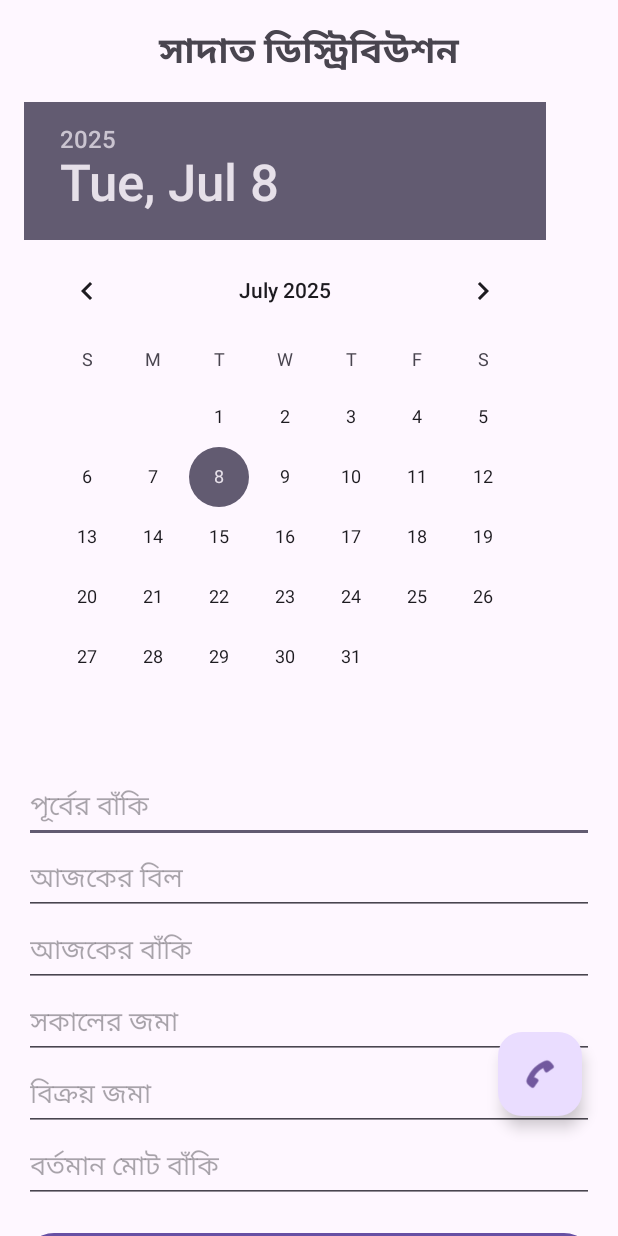
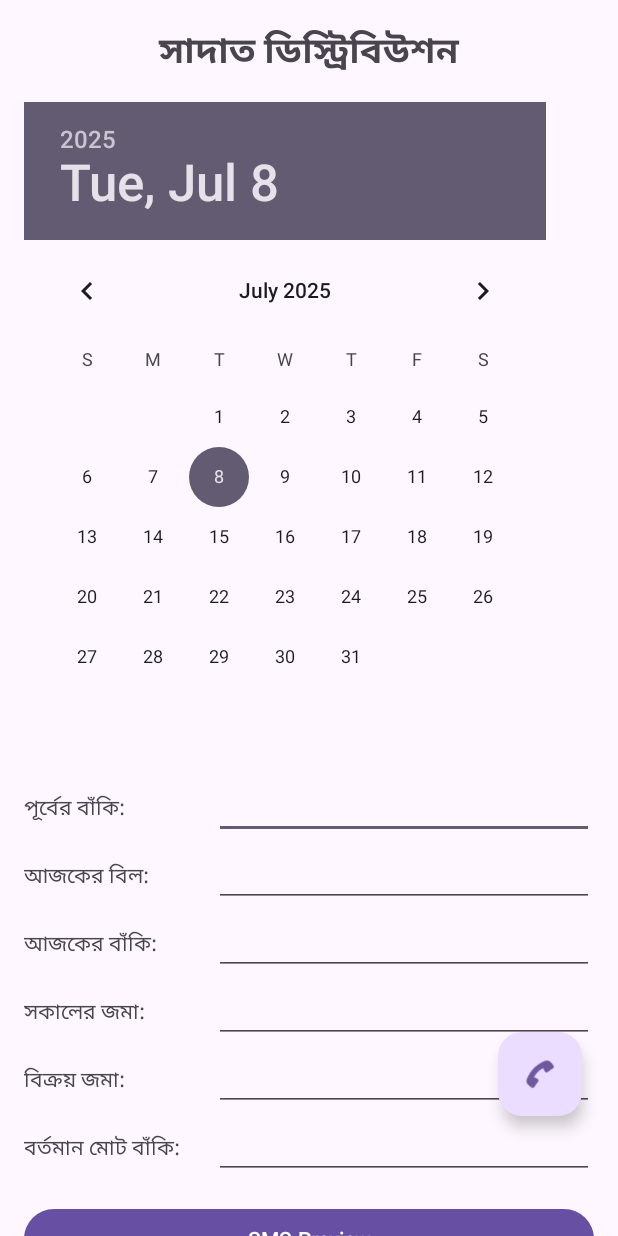
Before and after one commit to anisiceiu/SMS-Agent-SADAT-DIS, an Android app: the screen it shows after launch (MainActivity), on a phone screen of 412 x 824 dp. Run offline under Robolectric (Android 15) with nearby library versions, the phone set to English and light mode, and no system bars.

Commit message:
New Design

```diff
--- a/MyApplication/app/src/main/res/layout/activity_main.xml
+++ b/MyApplication/app/src/main/res/layout/activity_main.xml
@@ -9,7 +9,6 @@
         android:layout_width="match_parent"
         android:layout_height="match_parent">
 
-    <!-- Inside ScrollView, there should be only one child -->
         <LinearLayout
             android:layout_width="match_parent"
             android:layout_height="wrap_content"
@@ -35,48 +34,121 @@
                 android:calendarViewShown="false"
                 android:spinnersShown="true" />
 
-        <!-- Input Boxes -->
+            <!-- Input: Label + Box rows -->
+            <LinearLayout
+                android:layout_width="match_parent"
+                android:layout_height="wrap_content"
+                android:orientation="horizontal"
+                android:layout_marginTop="16dp">
+
+                <TextView
+                    android:layout_width="0dp"
+                    android:layout_weight="1"
+                    android:layout_height="wrap_content"
+                    android:text="পূর্বের বাঁকি:" />
+
                 <EditText
                     android:id="@+id/amount1"
+                    android:layout_width="0dp"
+                    android:layout_weight="2"
+                    android:layout_height="wrap_content"
+                    android:inputType="numberDecimal" />
+            </LinearLayout>
+
+            <LinearLayout
                 android:layout_width="match_parent"
                 android:layout_height="wrap_content"
-            android:hint="পূর্বের বাঁকি"
-            android:inputType="numberDecimal"
-            android:layout_marginTop="16dp" />
+                android:orientation="horizontal">
+
+                <TextView
+                    android:layout_width="0dp"
+                    android:layout_weight="1"
+                    android:layout_height="wrap_content"
+                    android:text="আজকের বিল:" />
+
                 <EditText
                     android:id="@+id/amountbill"
+                    android:layout_width="0dp"
+                    android:layout_weight="2"
+                    android:layout_height="wrap_content"
+                    android:inputType="numberDecimal" />
+            </LinearLayout>
+
+            <LinearLayout
                 android:layout_width="match_parent"
                 android:layout_height="wrap_content"
-            android:hint="আজকের বিল"
-            android:inputType="numberDecimal"
-             />
+                android:orientation="horizontal">
+
+                <TextView
+                    android:layout_width="0dp"
+                    android:layout_weight="1"
+                    android:layout_height="wrap_content"
+                    android:text="আজকের বাঁকি:" />
+
                 <EditText
                     android:id="@+id/amount2"
+                    android:layout_width="0dp"
+                    android:layout_weight="2"
+                    android:layout_height="wrap_content"
+                    android:inputType="numberDecimal" />
+            </LinearLayout>
+
+            <LinearLayout
                 android:layout_width="match_parent"
                 android:layout_height="wrap_content"
-            android:hint="আজকের বাঁকি"
-            android:inputType="numberDecimal" />
+                android:orientation="horizontal">
+
+                <TextView
+                    android:layout_width="0dp"
+                    android:layout_weight="1"
+                    android:layout_height="wrap_content"
+                    android:text="সকালের জমা:" />
 
                 <EditText
                     android:id="@+id/amount3"
+                    android:layout_width="0dp"
+                    android:layout_weight="2"
+                    android:layout_height="wrap_content"
+                    android:inputType="numberDecimal" />
+            </LinearLayout>
+
+            <LinearLayout
                 android:layout_width="match_parent"
                 android:layout_height="wrap_content"
-            android:hint="সকালের জমা"
-            android:inputType="numberDecimal" />
+                android:orientation="horizontal">
+
+                <TextView
+                    android:layout_width="0dp"
+                    android:layout_weight="1"
+                    android:layout_height="wrap_content"
+                    android:text="বিক্রয় জমা:" />
 
                 <EditText
                     android:id="@+id/amount4"
+                    android:layout_width="0dp"
+                    android:layout_weight="2"
+                    android:layout_height="wrap_content"
+                    android:inputType="numberDecimal" />
+            </LinearLayout>
+
+            <LinearLayout
                 android:layout_width="match_parent"
                 android:layout_height="wrap_content"
-            android:hint="বিক্রয় জমা"
-            android:inputType="numberDecimal" />
+                android:orientation="horizontal">
+
+                <TextView
+                    android:layout_width="0dp"
+                    android:layout_weight="1"
+                    android:layout_height="wrap_content"
+                    android:text="বর্তমান মোট বাঁকি:" />
 
                 <EditText
                     android:id="@+id/amount5"
-            android:layout_width="match_parent"
+                    android:layout_width="0dp"
+                    android:layout_weight="2"
                     android:layout_height="wrap_content"
-            android:hint="বর্তমান মোট বাঁকি"
                     android:inputType="numberDecimal" />
+            </LinearLayout>
 
             <!-- Button -->
             <Button
@@ -87,7 +159,6 @@
                 android:layout_marginTop="16dp" />
 
             <!-- Multiline EditText -->
-
             <EditText
                 android:id="@+id/multilineEditText"
                 android:layout_width="match_parent"
@@ -98,6 +169,7 @@
                 android:inputType="textMultiLine"
                 android:minLines="4" />
 
+            <!-- Contact Info -->
             <TextView
                 android:id="@+id/selectedContact"
                 android:layout_width="match_parent"
@@ -107,25 +179,27 @@
                 android:textColor="#FF5722"
                 android:gravity="center"
                 android:layout_marginBottom="5dp" />
+
             <TextView
                 android:id="@+id/selectedPhoneNumber"
                 android:layout_width="match_parent"
                 android:layout_height="wrap_content"
                 android:text=""
                 android:textColor="#FF5722"
-            android:visibility="invisible"
-             />
+                android:visibility="invisible" />
+
             <Button
                 android:id="@+id/btnSmsSend"
                 android:layout_width="match_parent"
                 android:layout_height="wrap_content"
                 android:text="Send SMS"
                 android:layout_marginTop="16dp"
-            android:layout_marginBottom="40dp"/>
+                android:layout_marginBottom="40dp" />
+
         </LinearLayout>
-
     </ScrollView>
 
+    <!-- Floating Action Button -->
     <com.google.android.material.floatingactionbutton.FloatingActionButton
         android:id="@+id/fab"
         android:layout_width="wrap_content"
```
Also changed, not shown: MyApplication/app/src/main/java/com/example/myapplication/MainActivity.java (line endings or trailing spaces). Lines whose indentation alone changed are shown as unchanged.
